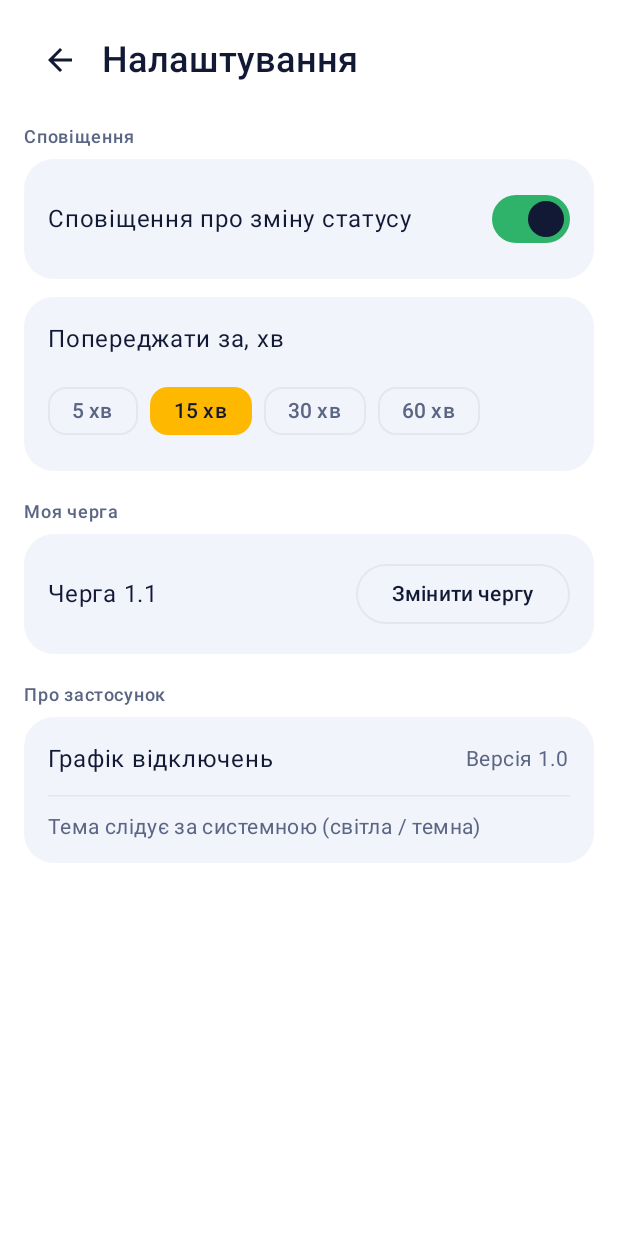
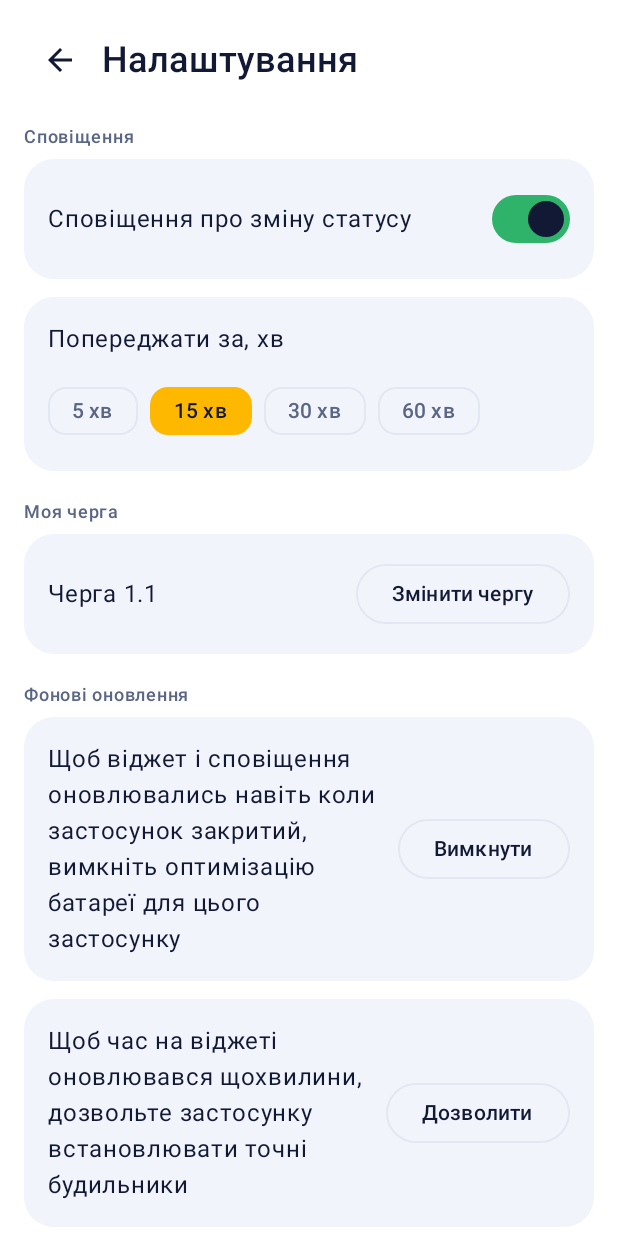
Before and after one commit to SamaSVM/vmykai, an Android app built with Jetpack Compose: the composable VmykaiApp shown on its own in the app's theme, after a tap on "Налаштування", on a phone screen of 412 x 824 dp. Run offline under Robolectric (Android 15) with nearby library versions, the phone set to English and light mode, and no system bars; libraries missing offline, so code that uses them is left out: androidx.glance, androidx.glance.appwidget; 5 statements that could not run were skipped; 3 other taps on this screen came first.

Commit message:
Keep background widget sync alive when the app is closed

```diff
--- a/app/src/main/java/com/example/vmykai/MainActivity.kt
+++ b/app/src/main/java/com/example/vmykai/MainActivity.kt
@@ -29,11 +29,14 @@ import com.example.vmykai.data.local.UserPreferences
 import com.example.vmykai.data.model.OutageSchedule
 import com.example.vmykai.data.model.QueueId
 import com.example.vmykai.data.remote.KiroeRemoteScheduleSource
+import com.example.vmykai.sync.BatteryOptimization
 import com.example.vmykai.ui.main.MainScreen
 import com.example.vmykai.ui.onboarding.QueuePickerScreen
 import com.example.vmykai.ui.settings.SettingsScreen
 import com.example.vmykai.ui.theme.VmykaiTheme
+import com.example.vmykai.widget.ExactAlarmPermission
 import com.example.vmykai.widget.OutageWidgetUpdater
+import com.example.vmykai.widget.WidgetTickScheduler
 import kotlinx.coroutines.launch
 
 class MainActivity : ComponentActivity() {
@@ -73,11 +76,29 @@ private fun VmykaiApp() {
         ActivityResultContracts.RequestPermission(),
     ) {}
 
+    var isIgnoringBatteryOptimizations by remember {
+        mutableStateOf(BatteryOptimization.isIgnoringBatteryOptimizations(context))
+    }
+    val batteryOptimizationLauncher = rememberLauncherForActivityResult(
+        ActivityResultContracts.StartActivityForResult(),
+    ) {
+        isIgnoringBatteryOptimizations = BatteryOptimization.isIgnoringBatteryOptimizations(context)
+    }
+
+    var canScheduleExactAlarms by remember { mutableStateOf(ExactAlarmPermission.isGranted(context)) }
+    val exactAlarmLauncher = rememberLauncherForActivityResult(
+        ActivityResultContracts.StartActivityForResult(),
+    ) {
+        canScheduleExactAlarms = ExactAlarmPermission.isGranted(context)
+        WidgetTickScheduler.syncTickState(context)
+    }
+
     LaunchedEffect(Unit) {
         if (Build.VERSION.SDK_INT >= Build.VERSION_CODES.TIRAMISU) {
             notificationPermissionLauncher.launch(Manifest.permission.POST_NOTIFICATIONS)
         }
     }
+    LaunchedEffect(Unit) { WidgetTickScheduler.syncTickState(context) }
     LaunchedEffect(Unit) { preferences.selectedQueue.collect { queueId = it; queueLoaded = true } }
     LaunchedEffect(Unit) { preferences.cachedSchedule.collect { schedule = it } }
     LaunchedEffect(Unit) { preferences.notificationSettings.collect { notificationSettings = it } }
@@ -130,10 +151,18 @@ private fun VmykaiApp() {
                     modifier = Modifier.fillMaxSize().padding(innerPadding),
                     notificationSettings = notificationSettings,
                     currentQueue = currentQueue ?: return@Crossfade,
+                    isIgnoringBatteryOptimizations = isIgnoringBatteryOptimizations,
+                    canScheduleExactAlarms = canScheduleExactAlarms,
                     onBack = { screen = Screen.Main },
                     onNotificationsEnabledChange = { scope.launch { preferences.setNotificationsEnabled(it) } },
                     onLeadMinutesChange = { scope.launch { preferences.setNotificationLeadMinutes(it) } },
                     onChangeQueue = { screen = Screen.ChangeQueue },
+                    onRequestBatteryOptimizationExemption = {
+                        batteryOptimizationLauncher.launch(BatteryOptimization.exemptionIntent(context))
+                    },
+                    onRequestExactAlarmPermission = {
+                        exactAlarmLauncher.launch(ExactAlarmPermission.requestIntent(context))
+                    },
                 )
                 Screen.Main -> MainScreen(
                     modifier = Modifier.fillMaxSize().padding(innerPadding),
--- a/app/src/main/java/com/example/vmykai/VmykaiApplication.kt
+++ b/app/src/main/java/com/example/vmykai/VmykaiApplication.kt
@@ -2,10 +2,12 @@ package com.example.vmykai
 
 import android.app.Application
 import com.example.vmykai.sync.SyncScheduler
+import com.example.vmykai.widget.WidgetTickScheduler
 
 class VmykaiApplication : Application() {
     override fun onCreate() {
         super.onCreate()
         SyncScheduler.schedulePeriodicSync(this)
+        WidgetTickScheduler.syncTickState(this)
     }
 }
--- /dev/null
+++ b/app/src/main/java/com/example/vmykai/sync/BatteryOptimization.kt
@@ -0,0 +1,21 @@
+package com.example.vmykai.sync
+
+import android.content.Context
+import android.content.Intent
+import android.net.Uri
+import android.os.PowerManager
+import android.provider.Settings
+
+object BatteryOptimization {
+
+    fun isIgnoringBatteryOptimizations(context: Context): Boolean {
+        val powerManager = context.getSystemService(Context.POWER_SERVICE) as PowerManager
+        return powerManager.isIgnoringBatteryOptimizations(context.packageName)
+    }
+
+    fun exemptionIntent(context: Context): Intent =
+        Intent(
+            Settings.ACTION_REQUEST_IGNORE_BATTERY_OPTIMIZATIONS,
+            Uri.parse("package:${context.packageName}"),
+        )
+}
--- a/app/src/main/java/com/example/vmykai/ui/settings/SettingsScreen.kt
+++ b/app/src/main/java/com/example/vmykai/ui/settings/SettingsScreen.kt
@@ -8,6 +8,7 @@ import androidx.compose.foundation.layout.fillMaxSize
 import androidx.compose.foundation.layout.fillMaxWidth
 import androidx.compose.foundation.layout.height
 import androidx.compose.foundation.layout.padding
+import androidx.compose.foundation.layout.width
 import androidx.compose.foundation.rememberScrollState
 import androidx.compose.foundation.verticalScroll
 import androidx.compose.material3.ButtonDefaults
@@ -39,10 +40,14 @@ private val LEAD_MINUTES_PRESETS = listOf(5, 15, 30, 60)
 fun SettingsScreen(
     notificationSettings: NotificationSettings,
     currentQueue: QueueId,
+    isIgnoringBatteryOptimizations: Boolean,
+    canScheduleExactAlarms: Boolean,
     onBack: () -> Unit,
     onNotificationsEnabledChange: (Boolean) -> Unit,
     onLeadMinutesChange: (Int) -> Unit,
     onChangeQueue: () -> Unit,
+    onRequestBatteryOptimizationExemption: () -> Unit,
+    onRequestExactAlarmPermission: () -> Unit,
     modifier: Modifier = Modifier,
 ) {
     Column(
@@ -114,6 +119,56 @@ fun SettingsScreen(
             }
         }
 
+        if (!isIgnoringBatteryOptimizations || !canScheduleExactAlarms) {
+            Spacer(Modifier.height(Spacing.xl))
+
+            SectionLabel(stringResource(R.string.settings_section_background_updates))
+            Spacer(Modifier.height(Spacing.sm))
+
+            if (!isIgnoringBatteryOptimizations) {
+                Card(shape = AppShapes.Card, colors = CardDefaults.cardColors(containerColor = MaterialTheme.colorScheme.surface)) {
+                    Row(
+                        verticalAlignment = Alignment.CenterVertically,
+                        modifier = Modifier.fillMaxWidth().padding(Spacing.lg),
+                    ) {
+                        Text(
+                            text = stringResource(R.string.settings_battery_optimization_description),
+                            modifier = Modifier.weight(1f),
+                        )
+                        Spacer(Modifier.width(Spacing.sm))
+                        OutlinedButton(
+                            onClick = onRequestBatteryOptimizationExemption,
+                            colors = ButtonDefaults.outlinedButtonColors(contentColor = MaterialTheme.colorScheme.onSurface),
+                        ) {
+                            Text(stringResource(R.string.settings_battery_optimization_action))
+                        }
+                    }
+                }
+            }
+
+            if (!canScheduleExactAlarms) {
+                if (!isIgnoringBatteryOptimizations) Spacer(Modifier.height(Spacing.md))
+                Card(shape = AppShapes.Card, colors = CardDefaults.cardColors(containerColor = MaterialTheme.colorScheme.surface)) {
+                    Row(
+                        verticalAlignment = Alignment.CenterVertically,
+                        modifier = Modifier.fillMaxWidth().padding(Spacing.lg),
+                    ) {
+                        Text(
+                            text = stringResource(R.string.settings_exact_alarm_description),
+                            modifier = Modifier.weight(1f),
+                        )
+                        Spacer(Modifier.width(Spacing.sm))
+                        OutlinedButton(
+                            onClick = onRequestExactAlarmPermission,
+                            colors = ButtonDefaults.outlinedButtonColors(contentColor = MaterialTheme.colorScheme.onSurface),
+                        ) {
+                            Text(stringResource(R.string.settings_exact_alarm_action))
+                        }
+                    }
+                }
+            }
+        }
+
         Spacer(Modifier.height(Spacing.xl))
 
         SectionLabel(stringResource(R.string.settings_section_about))
--- /dev/null
+++ b/app/src/main/java/com/example/vmykai/widget/ExactAlarmPermission.kt
@@ -0,0 +1,23 @@
+package com.example.vmykai.widget
+
+import android.app.AlarmManager
+import android.content.Context
+import android.content.Intent
+import android.net.Uri
+import android.os.Build
+import android.provider.Settings
+
+object ExactAlarmPermission {
+
+    fun isGranted(context: Context): Boolean {
+        if (Build.VERSION.SDK_INT < Build.VERSION_CODES.S) return true
+        val alarmManager = context.getSystemService(Context.ALARM_SERVICE) as AlarmManager
+        return alarmManager.canScheduleExactAlarms()
+    }
+
+    fun requestIntent(context: Context): Intent =
+        Intent(
+            Settings.ACTION_REQUEST_SCHEDULE_EXACT_ALARM,
+            Uri.parse("package:${context.packageName}"),
+        )
+}
--- /dev/null
+++ b/app/src/main/java/com/example/vmykai/widget/WidgetTickScheduler.kt
@@ -0,0 +1,60 @@
+package com.example.vmykai.widget
+
+import android.app.AlarmManager
+import android.app.PendingIntent
+import android.appwidget.AppWidgetManager
+import android.content.ComponentName
+import android.content.Context
+import android.content.Intent
+import com.example.vmykai.notifications.NextChangeCalculator
+import java.time.ZonedDateTime
+
+/** Drives the per-minute "now" marker/clock label on the widgets while at least one instance is
+ * pinned, since Glance content only repaints when something explicitly calls `updateAll`. */
+object WidgetTickScheduler {
+
+    private const val REQUEST_CODE = 1001
+
+    fun hasAnyWidgets(context: Context): Boolean {
+        val manager = AppWidgetManager.getInstance(context)
+        val full = manager.getAppWidgetIds(ComponentName(context, OutageWidgetFullReceiver::class.java))
+        val compact = manager.getAppWidgetIds(ComponentName(context, OutageWidgetCompactReceiver::class.java))
+        return full.isNotEmpty() || compact.isNotEmpty()
+    }
+
+    /** Starts the tick chain if any widget is pinned, otherwise cancels it. Safe to call repeatedly. */
+    fun syncTickState(context: Context) {
+        if (hasAnyWidgets(context)) scheduleNextTick(context) else cancelTicks(context)
+    }
+
+    fun scheduleNextTick(context: Context) {
+        val alarmManager = context.getSystemService(Context.ALARM_SERVICE) as AlarmManager
+        val triggerAt = ZonedDateTime.now(NextChangeCalculator.KYIV_ZONE)
+            .plusMinutes(1)
+            .withSecond(0)
+            .withNano(0)
+            .toInstant()
+            .toEpochMilli()
+        val pendingIntent = tickPendingIntent(context)
+        if (ExactAlarmPermission.isGranted(context)) {
+            alarmManager.setExactAndAllowWhileIdle(AlarmManager.RTC_WAKEUP, triggerAt, pendingIntent)
+        } else {
+            alarmManager.setAndAllowWhileIdle(AlarmManager.RTC_WAKEUP, triggerAt, pendingIntent)
+        }
+    }
+
+    fun cancelTicks(context: Context) {
+        val alarmManager = context.getSystemService(Context.ALARM_SERVICE) as AlarmManager
+        alarmManager.cancel(tickPendingIntent(context))
+    }
+
+    private fun tickPendingIntent(context: Context): PendingIntent {
+        val intent = Intent(context, WidgetTickReceiver::class.java)
+        return PendingIntent.getBroadcast(
+            context,
+            REQUEST_CODE,
+            intent,
+            PendingIntent.FLAG_UPDATE_CURRENT or PendingIntent.FLAG_IMMUTABLE,
+        )
+    }
+}
--- a/app/src/main/res/values/strings.xml
+++ b/app/src/main/res/values/strings.xml
@@ -30,6 +30,11 @@
     <string name="settings_notification_lead_time">Попереджати за, хв</string>
     <string name="settings_notification_lead_time_chip">%1$d хв</string>
     <string name="settings_section_my_queue">Моя черга</string>
+    <string name="settings_section_background_updates">Фонові оновлення</string>
+    <string name="settings_battery_optimization_description">Щоб віджет і сповіщення оновлювались навіть коли застосунок закритий, вимкніть оптимізацію батареї для цього застосунку</string>
+    <string name="settings_battery_optimization_action">Вимкнути</string>
+    <string name="settings_exact_alarm_description">Щоб час на віджеті оновлювався щохвилини, дозвольте застосунку встановлювати точні будильники</string>
+    <string name="settings_exact_alarm_action">Дозволити</string>
     <string name="settings_section_about">Про застосунок</string>
     <string name="settings_version_label">Версія %1$s</string>
     <string name="settings_theme_info">Тема слідує за системною (світла / темна)</string>
```
Also changed, not shown: app/src/main/AndroidManifest.xml (+16 -0 lines), app/src/main/java/com/example/vmykai/sync/SyncScheduler.kt (+27 -2 lines), app/src/main/java/com/example/vmykai/sync/SyncWorker.kt (+7 -0 lines), app/src/main/java/com/example/vmykai/widget/OutageWidget.kt (+10 -0 lines), app/src/main/java/com/example/vmykai/widget/OutageWidgetCompact.kt (+10 -0 lines), app/src/main/java/com/example/vmykai/widget/WidgetBootReceiver.kt (added, +12 -0 lines), app/src/main/java/com/example/vmykai/widget/WidgetTickReceiver.kt (added, +25 -0 lines).
